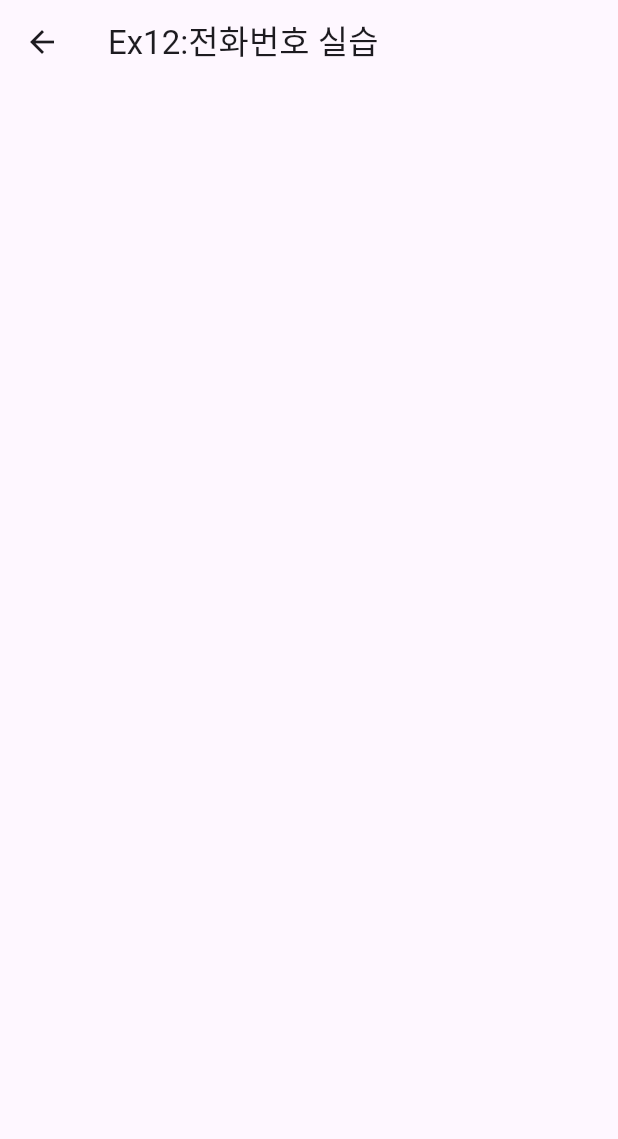
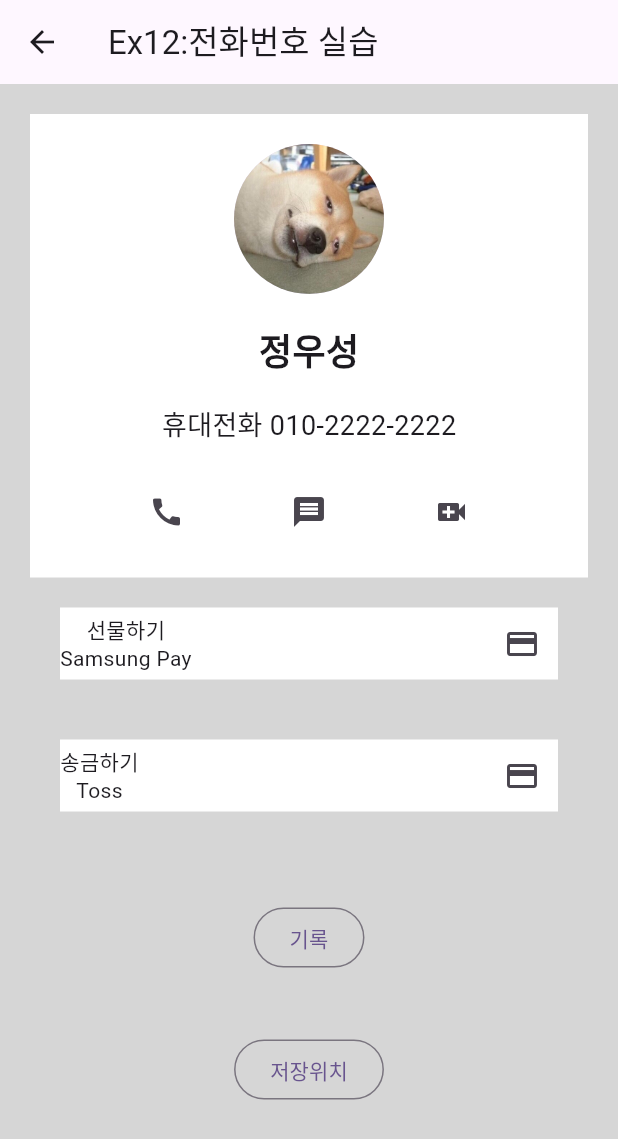
Before and after one commit to ds-2024/flutter_practice, a Flutter app: the screen it shows after launch, on a phone screen of 412 x 824 dp. Shown: the top 1139 px of the screen. Run offline on Flutter 3.47's test engine with Material 3 defaults, Android fonts, the phone set to English and light mode, and no system bars.

Commit message:
flutter_practice (column,row,전화번호 실습)

```diff
--- a/lib/ex12.dart
+++ b/lib/ex12.dart
@@ -1,3 +1,4 @@
+import 'package:flutter/cupertino.dart';
 import 'package:flutter/material.dart';
 
 class Ex12 extends StatelessWidget {
@@ -7,7 +8,133 @@ class Ex12 extends StatelessWidget {
   Widget build(BuildContext context) {
     return Scaffold(
       appBar: AppBar(title: Text("Ex12:전화번호 실습")),
-      body: Container(),
+      body: Container(
+        padding: EdgeInsets.all(20),
+        color: Color(0xffd6d6d6),
+        child: Column(
+          children: [
+            Container(
+              color: Color(0xffffffff),
+              padding: EdgeInsets.all(20),
+              child: Column(
+                mainAxisAlignment: MainAxisAlignment.center,
+                children: [
+                  CircleAvatar(
+                    radius: 50,
+                    backgroundImage: AssetImage("assets/images/졸려.jpg"),
+                  ),
+                  SizedBox(height: 20),
+                  Text(
+                    '정우성',
+                    style: TextStyle(fontSize: 24, fontWeight: FontWeight.bold),
+                  ),
+                  SizedBox(height: 20),
+                  Text(
+                    '휴대전화 010-2222-2222',
+                    style: TextStyle(fontSize: 18),
+                  ),
+                  SizedBox(height: 20),
+                  Row(
+                    mainAxisAlignment: MainAxisAlignment.spaceEvenly,
+                    children: [
+                      IconButton(
+                        icon: Icon(Icons.call),
+                        onPressed: () {},
+                      ),
+                      IconButton(
+                        icon: Icon(Icons.message),
+                        onPressed: () {},
+                      ),
+                      IconButton(
+                        icon: Icon(Icons.video_call),
+                        onPressed: () {},
+                      ),
+                    ],
+                  ),
+                ],
+              ),
+            ),
+
+            Container(
+              margin: EdgeInsets.all(20),
+              color: Color(0xffffffff),
+              child: Row(
+                mainAxisAlignment: MainAxisAlignment.spaceBetween,
+                children: [
+                  // 첫 번째 열
+                  Column(
+                    children: [
+                      Text('선물하기'),
+                      Text('Samsung Pay')
+                    ],
+                  ),
+                  // 두 번째 열
+                  Row(
+                    mainAxisAlignment: MainAxisAlignment.end,
+                    children: [
+                      IconButton(
+                        icon: Icon(Icons.payment),
+                        onPressed: () {},
+                      ),
+                    ],
+                  ),
+                ],
+              ),
+            ),
+
+            Container(
+              margin: EdgeInsets.all(20),
+              color: Color(0xffffffff),
+              child: Row(
+                mainAxisAlignment: MainAxisAlignment.spaceBetween,
+                children: [
+                  // 첫 번째 열
+                  Column(
+                    children: [
+                      Text('송금하기'),
+                      Text('Toss')
+                    ],
+                  ),
+                  // 두 번째 열
+                  Row(
+                    mainAxisAlignment: MainAxisAlignment.end,
+                    children: [
+                      IconButton(
+                        icon: Icon(Icons.payment),
+                        onPressed: () {},
+                      ),
+                    ],
+                  ),
+                ],
+              ),
+            ),
+
+            SizedBox(height: 20),
+            Column(
+              mainAxisAlignment: MainAxisAlignment.spaceAround,
+              children: [
+
+                Container(
+                  margin: EdgeInsets.all(20),
+                  child: OutlinedButton(
+                    child: Text('기록'),
+                    onPressed: () {},
+                  ),
+                ),
+                Container(
+                  margin: EdgeInsets.all(20),
+                  child: OutlinedButton(
+                    child: Container(
+                        child: Text('저장위치'),
+                    ),
+                    onPressed: () {},
+                  ),
+                ),
+              ],
+            ),
+          ],
+        ),
+      ),
     );
   }
 }
```
Also changed, not shown: assets/images/LeeHyoRi.jpg (added), assets/images/졸려.jpg (added).
